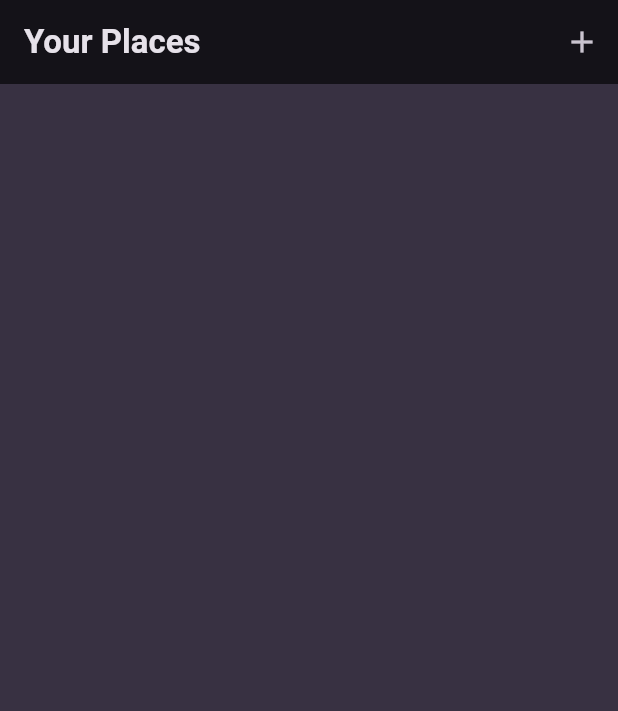
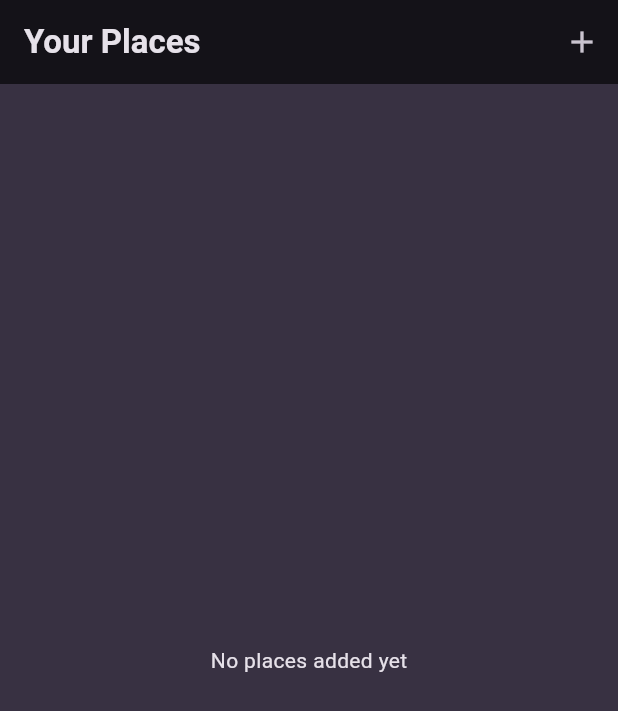
Before and after one commit to cintajay/favourite_places, a Flutter app: the screen it shows after launch, on a phone screen of 412 x 824 dp. Shown: the top 711 px of the screen. Run offline on Flutter 3.47's test engine with Material 3 defaults, Android fonts, the phone set to English and light mode, and no system bars; our stand-ins replace flutter_riverpod, google_fonts.

Commit message:
UI, textFieldController, place details

```diff
--- a/lib/screens/home.dart
+++ b/lib/screens/home.dart
@@ -1,5 +1,7 @@
 import 'package:favourite_places/providers/places.dart';
 import 'package:favourite_places/screens/add_place.dart';
+import 'package:favourite_places/screens/place_details.dart';
+import 'package:favourite_places/widgets/place_list_items.dart';
 import 'package:flutter/material.dart';
 import 'package:flutter_riverpod/flutter_riverpod.dart';
 
@@ -9,6 +11,24 @@ class HomeScreen extends ConsumerWidget {
   @override
   Widget build(BuildContext context, WidgetRef ref) {
     final placesList = ref.watch(placesListProvider);
+
+    final noContentView = Center(
+        child: Text(
+          "No places added yet",
+        style: Theme.of(context).textTheme.bodyMedium!.copyWith(color: Theme.of(context).colorScheme.onBackground),
+      ),
+    );
+
+    final contentView = ListView.builder(
+      itemCount: placesList.length,
+      itemBuilder: (context, index) {
+        return GestureDetector(
+          onTap: () => Navigator.push(context, MaterialPageRoute(builder: (ctx) => PlaceDetailsScreen(place: placesList[index],))),
+          child: PlaceItem(place: placesList[index])
+        );
+      },
+    );
+
     void addNew() {
       Navigator.push(
         context,
@@ -22,12 +42,7 @@ class HomeScreen extends ConsumerWidget {
           IconButton(onPressed: addNew, icon: Icon(Icons.add))
         ],
       ),
-      body: ListView.builder(
-        itemCount: placesList.length,
-        itemBuilder: (context, index) {
-          return Text(placesList[index].placeName);
-        },
-      )
+      body: placesList.isEmpty ? noContentView : contentView
     );
   }
 }
```
Also changed, not shown: lib/screens/add_place.dart (+25 -4 lines), lib/screens/place_details.dart (added, +15 -0 lines), lib/widgets/place_list_items.dart (added, +21 -0 lines).
